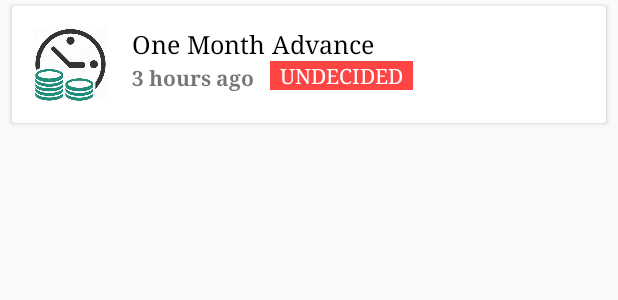
After one commit to paultonga/micash-legacy, an Android app: the layout row_guarantee.xml on its own in the app's theme, with its tools: preview values and no code run, on a phone screen of 412 x 824 dp. The commit adds this screen. Shown: the top 300 px of the screen. Run offline under Robolectric (Android 15) with nearby library versions, the phone set to English and light mode, and no system bars.

Commit message:
First commit in guarantees

```diff
--- a/app/build.gradle
+++ b/app/build.gradle
@@ -31,6 +31,7 @@ dependencies {
     compile 'de.hdodenhof:circleimageview:2.1.0'
     compile 'com.google.code.gson:gson:2.8.1'
     compile 'com.msg91.sendotp.library:library:3.1'
+    //noinspection GradleCompatible
     compile 'com.android.support:appcompat-v7:25.4.0'
     compile 'com.android.support.constraint:constraint-layout:1.0.2'
     compile 'com.android.support:support-v4:25.4.0'
--- a/app/src/main/AndroidManifest.xml
+++ b/app/src/main/AndroidManifest.xml
@@ -21,7 +21,7 @@
             android:value="sugar_micash.db" />
         <meta-data
             android:name="VERSION"
-            android:value="5" />
+            android:value="6" />
         <meta-data
             android:name="QUERY_LOG"
             android:value="true" />
--- a/app/src/main/java/ng/com/bitlab/micash/services/FirebaseMessageService.java
+++ b/app/src/main/java/ng/com/bitlab/micash/services/FirebaseMessageService.java
@@ -72,7 +72,7 @@ public class FirebaseMessageService extends FirebaseMessagingService {
         NotificationCompat.Builder notificationBuilder = (NotificationCompat.Builder) new
                 NotificationCompat.Builder(this)
                 .setSmallIcon(R.drawable.ic)
-                .setContentTitle("miCash")
+                .setContentTitle("miCash - "+remoteMessage.getNotification().getTitle())
                 .setContentText(remoteMessage.getNotification().getBody())
                 .setAutoCancel(true)
                 .setSound(alarmSound)
--- a/app/src/main/java/ng/com/bitlab/micash/ui/addBanking/AddBankingPresenter.java
+++ b/app/src/main/java/ng/com/bitlab/micash/ui/addBanking/AddBankingPresenter.java
@@ -151,6 +151,8 @@ public class AddBankingPresenter extends BasePresenter<AddBankingContract.View>
         guarantee.setRequester_name(FirebaseAuth.getInstance().getCurrentUser().getDisplayName());
         guarantee.setRequester_uuid(FirebaseAuth.getInstance().getCurrentUser().getUid());
         guarantee.setDate_created(DateTime.now().getMillis());
+        guarantee.setDecided(false);
+        guarantee.setApproved(false);
 
         mRepository.sendGuarantorRequest(guarantor, guarantee, new FirebaseDataListener() {
             @Override
@@ -180,6 +182,8 @@ public class AddBankingPresenter extends BasePresenter<AddBankingContract.View>
                     req.setDate_created(DateTime.now().getMillis());
                     req.setToken(FirebaseInstanceId.getInstance().getToken());
                     req.setUser_id(FirebaseAuth.getInstance().getCurrentUser().getUid());
+                    req.setApproved(false);
+                    req.setGuaranteed(false);
                     requestLoan(req);
                 } else {
                     view.showErrorLayout(de.getMessage());
--- /dev/null
+++ b/app/src/main/res/layout/row_guarantee.xml
@@ -0,0 +1,76 @@
+<?xml version="1.0" encoding="utf-8"?>
+<android.support.v7.widget.CardView
+    xmlns:android="http://schemas.android.com/apk/res/android"
+    xmlns:card_view="http://schemas.android.com/tools"
+    android:id="@+id/card_view_item_recycler_view"
+    android:layout_width="match_parent"
+    android:layout_height="wrap_content"
+    android:layout_marginBottom="4dp"
+    android:layout_marginEnd="8dp"
+    android:layout_marginStart="8dp"
+    android:layout_marginTop="4dp"
+    android:background="@android:color/white"
+    android:foreground="?android:attr/selectableItemBackground"
+    card_view:cardCornerRadius="@dimen/card_recycler_corner_radius"
+    card_view:cardElevation="@dimen/card_recycler_elevation">
+
+    <RelativeLayout
+        android:layout_width="match_parent"
+        android:layout_height="match_parent"
+        android:padding="14dp">
+
+        <ImageView
+            android:id="@+id/iv_guarantor_icon"
+            android:layout_width="50dp"
+            android:layout_height="50dp"
+            android:layout_centerVertical="true"
+            android:layout_marginRight="16dp"
+            android:src="@drawable/salary"
+            android:transitionName="shareView" />
+
+
+            <TextView
+                android:id="@+id/tv_guarantee_title"
+                android:layout_width="wrap_content"
+                android:layout_height="wrap_content"
+                android:text="One Month Advance"
+                android:textSize="@dimen/_13ssp"
+                android:layout_toEndOf="@id/iv_guarantor_icon"
+                android:layout_toRightOf="@id/iv_guarantor_icon"
+                android:textColor="@android:color/black" />
+
+
+        <TextView
+            android:id="@+id/tv_time_ago"
+            android:layout_width="wrap_content"
+            android:layout_height="wrap_content"
+            android:layout_below="@id/tv_guarantee_title"
+            android:layout_marginTop="1dp"
+            android:layout_toEndOf="@id/iv_guarantor_icon"
+            android:text="3 hours ago"
+            android:textSize="@dimen/_11ssp"
+            android:textStyle="bold"
+            android:lineSpacingExtra="1dp"
+            android:layout_toRightOf="@id/iv_guarantor_icon" />
+
+        <TextView
+            android:id="@+id/tv_decision"
+            android:layout_width="wrap_content"
+            android:layout_height="wrap_content"
+            android:layout_toEndOf="@+id/tv_time_ago"
+            android:layout_below="@+id/tv_guarantee_title"
+            android:layout_toRightOf="@+id/tv_time_ago"
+            android:layout_marginLeft="@dimen/_8sdp"
+            android:paddingLeft="@dimen/_5sdp"
+            android:paddingRight="@dimen/_5sdp"
+            android:text="UNDECIDED"
+            android:textSize="@dimen/_11ssp"
+            android:textColor="@android:color/white"
+            android:background="@android:color/holo_red_light"
+            android:layout_marginStart="@dimen/_8sdp" />
+
+
+
+
+    </RelativeLayout>
+</android.support.v7.widget.CardView>
--- a/app/src/main/res/layout/row_loan_list.xml
+++ b/app/src/main/res/layout/row_loan_list.xml
@@ -1,5 +1,6 @@
 <?xml version="1.0" encoding="utf-8"?>
-<android.support.v7.widget.CardView xmlns:android="http://schemas.android.com/apk/res/android"
+<android.support.v7.widget.CardView
+    xmlns:android="http://schemas.android.com/apk/res/android"
     xmlns:card_view="http://schemas.android.com/tools"
     android:id="@+id/card_view_item_recycler_view"
     android:layout_width="match_parent"
```
Also changed, not shown: app/src/main/java/ng/com/bitlab/micash/listeners/OnGuaranteeSelectedListener.java (added, +11 -0 lines), app/src/main/java/ng/com/bitlab/micash/models/Guarantee.java (+26 -0 lines), app/src/main/java/ng/com/bitlab/micash/models/Request.java (+18 -0 lines), app/src/main/java/ng/com/bitlab/micash/ui/guarantor/GuarantorActivity.java (+60 -1 lines), app/src/main/java/ng/com/bitlab/micash/ui/guarantor/GuarantorContract.java (added, +39 -0 lines), app/src/main/java/ng/com/bitlab/micash/ui/guarantor/GuarantorListAdapter.java (added, +90 -0 lines), app/src/main/java/ng/com/bitlab/micash/ui/guarantor/GuarantorPresenter.java (added, +77 -0 lines), app/src/main/java/ng/com/bitlab/micash/ui/guarantor/GuarantorRepository.java (added, +34 -0 lines), app/src/main/res/layout/activity_guarantor.xml (+37 -2 lines), 98 other files.
